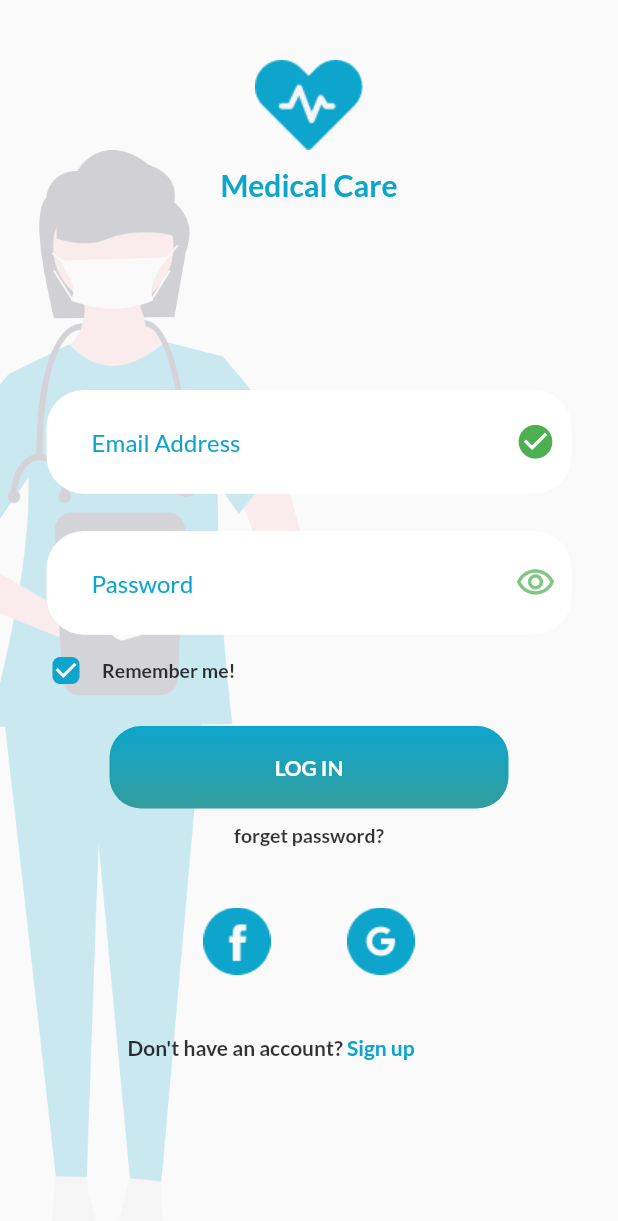
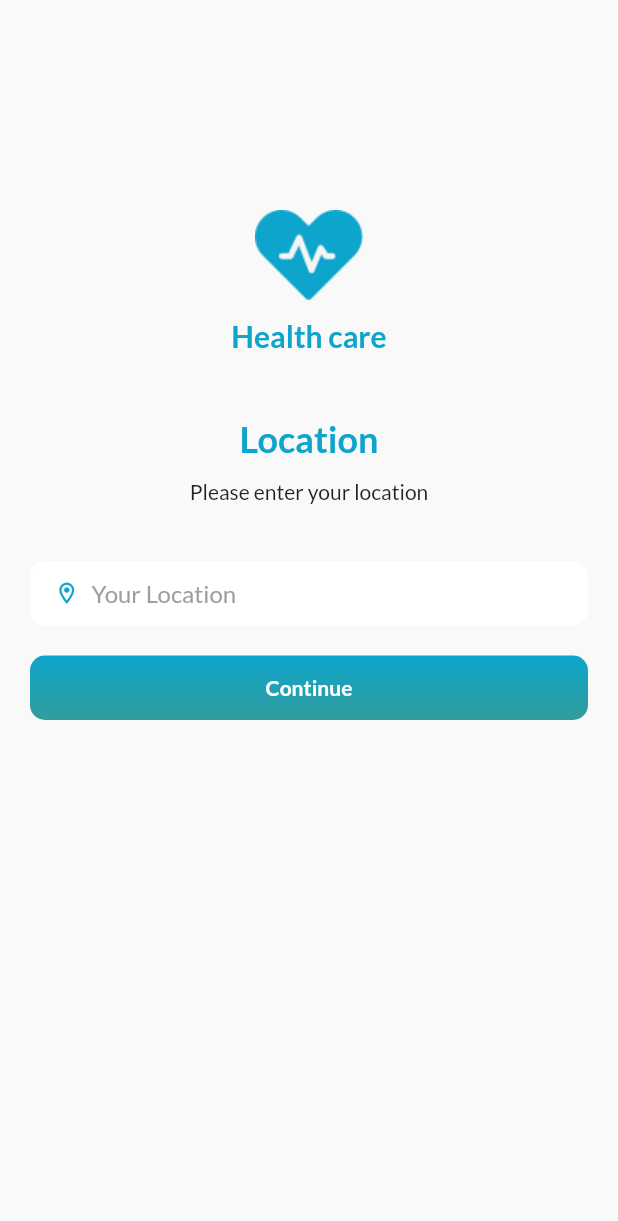
Before and after one commit to mhmdreda51/health-care-system, a Flutter app: the LoginScreen screen opened directly, after a tap on "LOG IN", on a phone screen of 412 x 824 dp. Shown: the top 1221 px of the screen. Run offline on Flutter 3.47's test engine with Material 2 defaults, Android fonts, the light colour scheme and no system bars; our stand-ins replace bloc, dio, flutter_bloc, geolocator, google_fonts, shared_preferences; accounts and stored records are empty.

Commit message:
Select Location Screen finished

```diff
--- /dev/null
+++ b/lib/view/Location Screen/select_location_screen.dart
@@ -0,0 +1,112 @@
+import 'package:flutter/cupertino.dart';
+import 'package:flutter/material.dart';
+import 'package:health_care_system/widgets/app_text.dart';
+
+import '../../componants/auth_logo.dart';
+import '../../constants/app_colors.dart';
+import '../../core/router/router.dart';
+import '../../widgets/main_button.dart';
+import '../Mab Screen/map_screen.dart';
+
+class SelectLocationScreen extends StatelessWidget {
+  const SelectLocationScreen({Key? key}) : super(key: key);
+
+  @override
+  Widget build(BuildContext context) {
+    return SafeArea(
+      child: Scaffold(
+        backgroundColor: AppColors.loginBackGround,
+        body: SizedBox(
+          width: double.infinity,
+          height: double.infinity,
+          child: Padding(
+            padding: const EdgeInsets.only(top: 100, left: 20, right: 20),
+            child: Column(
+              children: [
+                const AuthLogo(),
+                const SizedBox(
+                  height: 12,
+                ),
+                const AppText(
+                  text: "Health care",
+                  size: 20,
+                  color: AppColors.blueWhite,
+                  fontWeight: FontWeight.bold,
+                ),
+                const SizedBox(
+                  height: 42,
+                ),
+                const AppText(
+                  text: "Location",
+                  size: 24,
+                  color: AppColors.blueWhite,
+                  fontWeight: FontWeight.bold,
+                ),
+                const SizedBox(
+                  height: 12,
+                ),
+                const AppText(
+                  text: "Please enter your location",
+                  size: 14,
+                  color: Colors.black87,
+                  fontWeight: FontWeight.normal,
+                ),
+                const SizedBox(
+                  height: 38,
+                ),
+                GestureDetector(
+                  onTap: () {},
+                  child: Container(
+                    height: 43,
+                    width: double.infinity,
+                    padding:
+                        const EdgeInsets.only(top: 12, left: 16, bottom: 12),
+                    decoration: BoxDecoration(
+                        borderRadius: BorderRadius.circular(10),
+                        color: Colors.white,
+                        boxShadow: const [
+                          BoxShadow(
+                            color: AppColors.loginBackGround,
+                            spreadRadius: 5,
+                            blurRadius: 7,
+                            offset: Offset(0, 3),
+                          ),
+                        ]),
+                    child: Row(
+                      children: const [
+                        Icon(
+                          Icons.location_on_outlined,
+                          color: AppColors.blueWhite,
+                          size: 17,
+                        ),
+                        SizedBox(
+                          width: 8,
+                        ),
+                        AppText(
+                          text: "Your Location",
+                          size: 16,
+                          color: Colors.grey,
+                          fontWeight: FontWeight.normal,
+                        )
+                      ],
+                    ),
+                  ),
+                ),
+                const SizedBox(
+                  height: 20,
+                ),
+                MainButton(
+                  onPressed: () => MagicRouter.navigateTo(const MapScreen()),
+                  height: 43,
+                  borderRadius: 10,
+                  width: double.infinity,
+                  text: "Continue",
+                ),
+              ],
+            ),
+          ),
+        ),
+      ),
+    );
+  }
+}
--- a/lib/view/Login/login_screen.dart
+++ b/lib/view/Login/login_screen.dart
@@ -10,6 +10,7 @@ import '../../componants/auth_logo.dart';
 import '../../core/router/router.dart';
 import '../../widgets/app_text_form_field.dart';
 import '../../widgets/main_button.dart';
+import '../Location Screen/select_location_screen.dart';
 import 'login cubit/login_controller_cubit.dart';
 
 class LoginScreen extends StatelessWidget {
@@ -127,9 +128,11 @@ class LoginScreen extends StatelessWidget {
                               height: 13,
                             ),
                             MainButton(
-                              onPressed: () {},
+                              onPressed: () => MagicRouter.navigateTo(
+                                  const SelectLocationScreen()),
                               height: 55,
                               width: 266,
+                              borderRadius: 21,
                               text: "LOG IN",
                             ),
                             const SizedBox(
--- /dev/null
+++ b/lib/view/Mab Screen/map_screen.dart
@@ -0,0 +1,12 @@
+import 'package:flutter/material.dart';
+
+class MapScreen extends StatelessWidget {
+  const MapScreen({Key? key}) : super(key: key);
+
+  @override
+  Widget build(BuildContext context) {
+    return SafeArea(
+      child: Scaffold(),
+    );
+  }
+}
--- a/lib/view/Sign Up/sign_up_screen.dart
+++ b/lib/view/Sign Up/sign_up_screen.dart
@@ -166,6 +166,7 @@ class SignUpScreen extends StatelessWidget {
                               onPressed: () {},
                               height: 55,
                               width: 266,
+                              borderRadius: 21,
                               text: "Create Account",
                             ),
                             const SizedBox(
--- a/lib/widgets/main_button.dart
+++ b/lib/widgets/main_button.dart
@@ -9,11 +9,13 @@ class MainButton extends StatelessWidget {
     required this.height,
     required this.width,
     required this.text,
+    required this.borderRadius,
   }) : super(key: key);
   final VoidCallback onPressed;
   final double height;
   final double width;
   final String text;
+  final double borderRadius;
 
   @override
   Widget build(BuildContext context) {
@@ -23,7 +25,7 @@ class MainButton extends StatelessWidget {
         height: height,
         width: width,
         decoration: BoxDecoration(
-          borderRadius: BorderRadius.circular(21),
+          borderRadius: BorderRadius.circular(borderRadius),
           gradient: const LinearGradient(
             colors: [
               AppColors.blueWhite,
```
